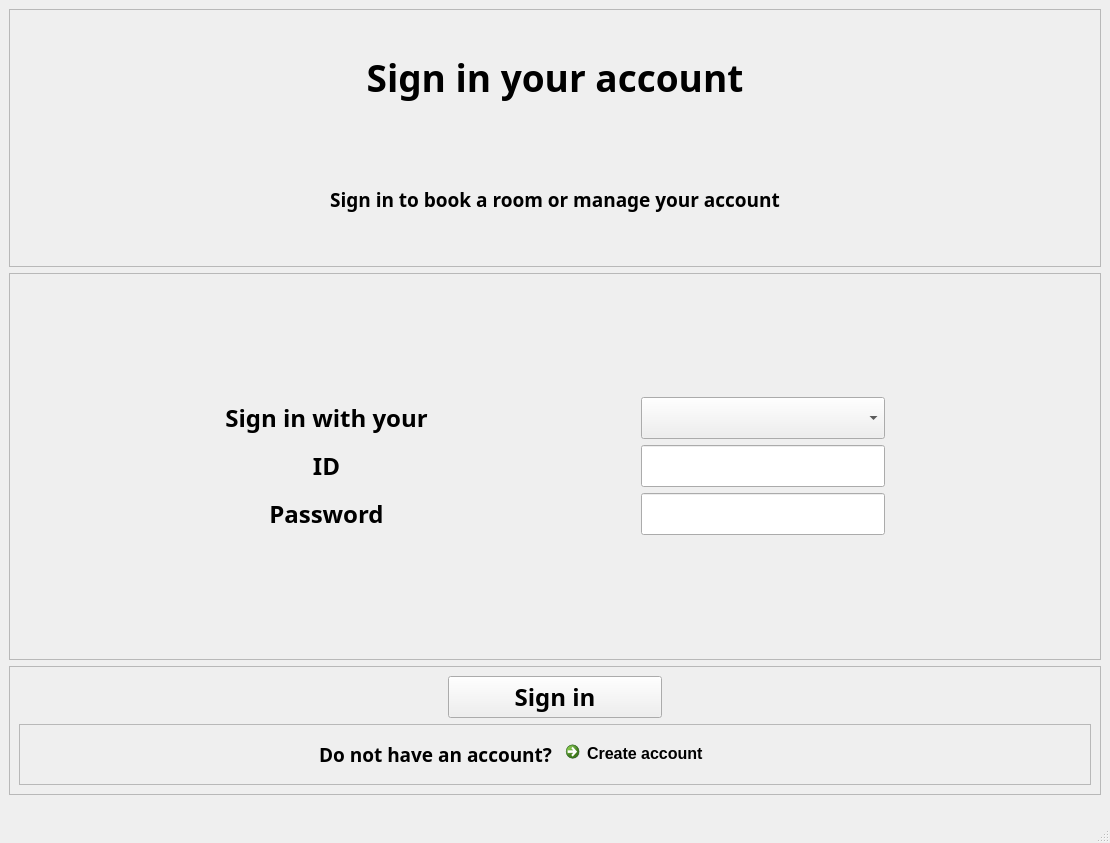
The window that QT_test2/spacer_design_test_2.ui (SE-PROJ-MEMBER/SE-PROJ) describes before a commit, drawn with Qt 5.
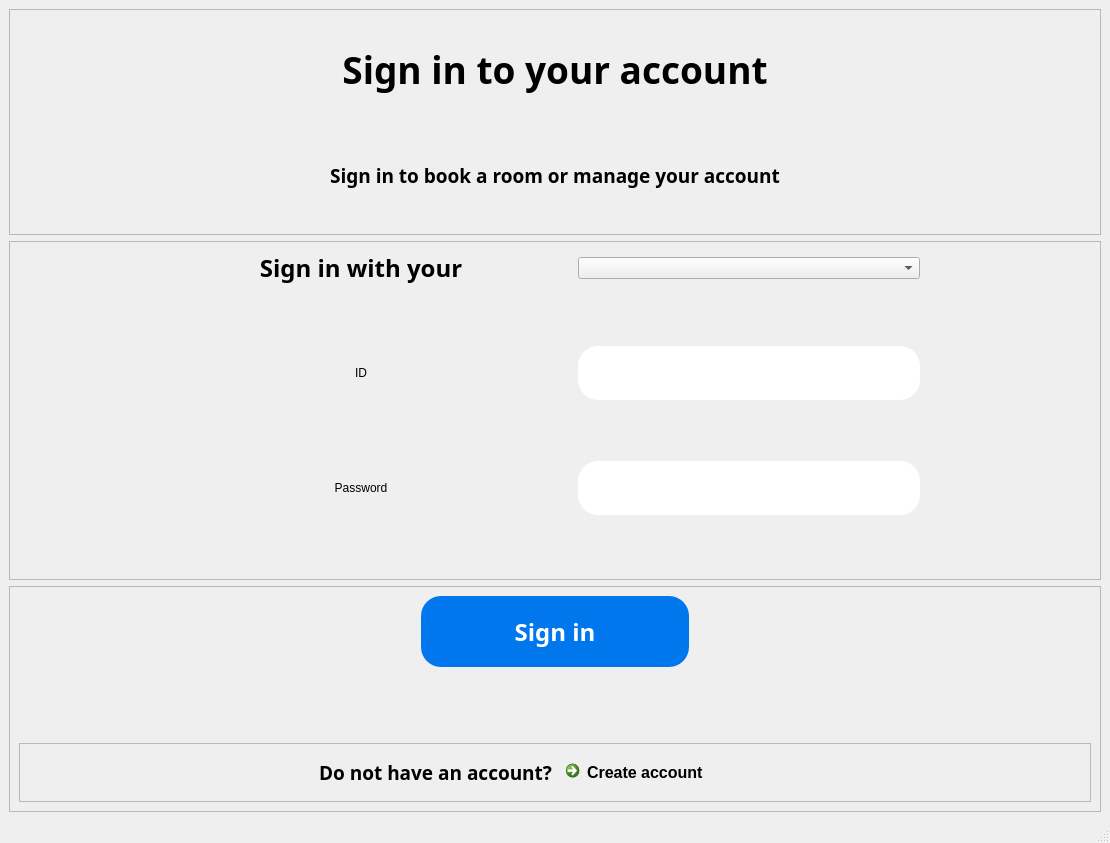
The same window after the commit.

Commit message: 部分组件美化

```diff
--- a/QT_test2/spacer_design_test_2.ui
+++ b/QT_test2/spacer_design_test_2.ui
@@ -21,10 +21,13 @@
   <property name="windowTitle">
    <string>MainWindow</string>
   </property>
+  <property name="styleSheet">
+   <string notr="true">QLineEdit{ border-radius:20px}</string>
+  </property>
   <widget class="QWidget" name="centralwidget">
    <layout class="QVBoxLayout" name="verticalLayout_2">
     <item>
-     <layout class="QVBoxLayout" name="verticalLayout" stretch="2,3,1">
+     <layout class="QVBoxLayout" name="verticalLayout" stretch="2,3,2">
       <item>
        <widget class="QFrame" name="frame">
         <property name="frameShape">
@@ -47,7 +50,7 @@
               </font>
              </property>
              <property name="text">
-              <string>Sign in your account</string>
+              <string>Sign in to your account</string>
              </property>
              <property name="alignment">
               <set>Qt::AlignCenter</set>
@@ -87,10 +90,62 @@
         </property>
         <layout class="QGridLayout" name="gridLayout_4">
          <item row="0" column="0">
-          <layout class="QGridLayout" name="gridLayout_3">
+          <layout class="QGridLayout" name="gridLayout_3" columnstretch="2,4,0,4,2">
            <item row="0" column="3">
             <widget class="QComboBox" name="comboBox"/>
            </item>
+           <item row="2" column="3">
+            <widget class="QLineEdit" name="lineEdit">
+             <property name="sizePolicy">
+              <sizepolicy hsizetype="Expanding" vsizetype="Expanding">
+               <horstretch>0</horstretch>
+               <verstretch>0</verstretch>
+              </sizepolicy>
+             </property>
+             <property name="styleSheet">
+              <string notr="true">QLineEdit{ border-radius:20px}</string>
+             </property>
+            </widget>
+           </item>
+           <item row="0" column="0">
+            <spacer name="horizontalSpacer_2">
+             <property name="orientation">
+              <enum>Qt::Horizontal</enum>
+             </property>
+             <property name="sizeHint" stdset="0">
+              <size>
+               <width>40</width>
+               <height>20</height>
+              </size>
+             </property>
+            </spacer>
+           </item>
+           <item row="3" column="3">
+            <spacer name="verticalSpacer_2">
+             <property name="orientation">
+              <enum>Qt::Vertical</enum>
+             </property>
+             <property name="sizeHint" stdset="0">
+              <size>
+               <width>20</width>
+               <height>40</height>
+              </size>
+             </property>
+            </spacer>
+           </item>
+           <item row="5" column="3">
+            <spacer name="verticalSpacer_3">
+             <property name="orientation">
+              <enum>Qt::Vertical</enum>
+             </property>
+             <property name="sizeHint" stdset="0">
+              <size>
+               <width>20</width>
+               <height>40</height>
+              </size>
+             </property>
+            </spacer>
+           </item>
            <item row="0" column="2">
             <spacer name="horizontalSpacer">
              <property name="orientation">
@@ -104,20 +159,7 @@
              </property>
             </spacer>
            </item>
-           <item row="0" column="4">
-            <spacer name="horizontalSpacer_3">
-             <property name="orientation">
-              <enum>Qt::Horizontal</enum>
-             </property>
-             <property name="sizeHint" stdset="0">
-              <size>
-               <width>40</width>
-               <height>20</height>
-              </size>
-             </property>
-            </spacer>
-           </item>
-           <item row="1" column="1">
+           <item row="2" column="1">
             <widget class="QLabel" name="label_4">
              <property name="text">
               <string>ID</string>
@@ -127,41 +169,7 @@
              </property>
             </widget>
            </item>
-           <item row="0" column="0">
-            <spacer name="horizontalSpacer_2">
-             <property name="orientation">
-              <enum>Qt::Horizontal</enum>
-             </property>
-             <property name="sizeHint" stdset="0">
-              <size>
-               <width>40</width>
-               <height>20</height>
-              </size>
-             </property>
-            </spacer>
-           </item>
-           <item row="1" column="3">
-            <widget class="QLineEdit" name="lineEdit"/>
-           </item>
-           <item row="0" column="1">
-            <widget class="QLabel" name="label_3">
-             <property name="font">
-              <font>
-               <family>Bahnschrift SemiBold</family>
-               <pointsize>18</pointsize>
-               <weight>75</weight>
-               <bold>true</bold>
-              </font>
-             </property>
-             <property name="text">
-              <string>Sign in with your</string>
-             </property>
-             <property name="alignment">
-              <set>Qt::AlignCenter</set>
-             </property>
-            </widget>
-           </item>
-           <item row="2" column="1">
+           <item row="4" column="1">
             <widget class="QLabel" name="label_5">
              <property name="text">
               <string>Password</string>
@@ -171,8 +179,62 @@
              </property>
             </widget>
            </item>
-           <item row="2" column="3">
-            <widget class="QLineEdit" name="lineEdit_2"/>
+           <item row="0" column="1">
+            <widget class="QLabel" name="label_3">
+             <property name="font">
+              <font>
+               <family>Bahnschrift SemiBold</family>
+               <pointsize>18</pointsize>
+               <weight>75</weight>
+               <bold>true</bold>
+              </font>
+             </property>
+             <property name="text">
+              <string>Sign in with your</string>
+             </property>
+             <property name="alignment">
+              <set>Qt::AlignCenter</set>
+             </property>
+            </widget>
+           </item>
+           <item row="0" column="4">
+            <spacer name="horizontalSpacer_3">
+             <property name="orientation">
+              <enum>Qt::Horizontal</enum>
+             </property>
+             <property name="sizeHint" stdset="0">
+              <size>
+               <width>40</width>
+               <height>20</height>
+              </size>
+             </property>
+            </spacer>
+           </item>
+           <item row="4" column="3">
+            <widget class="QLineEdit" name="lineEdit_2">
+             <property name="sizePolicy">
+              <sizepolicy hsizetype="Expanding" vsizetype="Expanding">
+               <horstretch>0</horstretch>
+               <verstretch>0</verstretch>
+              </sizepolicy>
+             </property>
+             <property name="styleSheet">
+              <string notr="true">QLineEdit{ border-radius:20px}</string>
+             </property>
+            </widget>
+           </item>
+           <item row="1" column="3">
+            <spacer name="verticalSpacer_4">
+             <property name="orientation">
+              <enum>Qt::Vertical</enum>
+             </property>
+             <property name="sizeHint" stdset="0">
+              <size>
+               <width>20</width>
+               <height>40</height>
+              </size>
+             </property>
+            </spacer>
            </item>
           </layout>
          </item>
@@ -181,44 +243,80 @@
       </item>
       <item>
        <widget class="QFrame" name="frame_2">
+        <property name="sizePolicy">
+         <sizepolicy hsizetype="Preferred" vsizetype="Expanding">
+          <horstretch>0</horstretch>
+          <verstretch>0</verstretch>
+         </sizepolicy>
+        </property>
         <property name="frameShape">
          <enum>QFrame::StyledPanel</enum>
         </property>
         <property name="frameShadow">
          <enum>QFrame::Raised</enum>
         </property>
-        <layout class="QGridLayout" name="gridLayout_7" rowminimumheight="5,1">
+        <layout class="QGridLayout" name="gridLayout_7" rowminimumheight="0,0">
          <item row="0" column="0">
-          <layout class="QGridLayout" name="gridLayout_6" columnstretch="2,1,2">
+          <layout class="QGridLayout" name="gridLayout_6" columnstretch="3,2,3">
+           <item row="0" column="2">
+            <spacer name="horizontalSpacer_5">
+             <property name="orientation">
+              <enum>Qt::Horizontal</enum>
+             </property>
+             <property name="sizeHint" stdset="0">
+              <size>
+               <width>40</width>
+               <height>20</height>
+              </size>
+             </property>
+            </spacer>
+           </item>
+           <item row="0" column="0">
+            <spacer name="horizontalSpacer_4">
+             <property name="orientation">
+              <enum>Qt::Horizontal</enum>
+             </property>
+             <property name="sizeHint" stdset="0">
+              <size>
+               <width>40</width>
+               <height>20</height>
+              </size>
+             </property>
+            </spacer>
+           </item>
            <item row="0" column="1">
             <widget class="QPushButton" name="pushButton">
+             <property name="sizePolicy">
+              <sizepolicy hsizetype="Minimum" vsizetype="Expanding">
+               <horstretch>0</horstretch>
+               <verstretch>0</verstretch>
+              </sizepolicy>
+             </property>
+             <property name="font">
+              <font>
+               <family>Bahnschrift SemiBold</family>
+               <pointsize>18</pointsize>
+               <weight>75</weight>
+               <bold>true</bold>
+              </font>
+             </property>
+             <property name="styleSheet">
+              <string notr="true">QPushButton{background-color: rgb(0,119,237); border-radius:20px; color:rgb(255,255,255);}</string>
+             </property>
              <property name="text">
               <string>Sign in</string>
              </property>
             </widget>
            </item>
-           <item row="0" column="0">
-            <spacer name="horizontalSpacer_4">
+           <item row="1" column="1">
+            <spacer name="verticalSpacer">
              <property name="orientation">
-              <enum>Qt::Horizontal</enum>
+              <enum>Qt::Vertical</enum>
              </property>
              <property name="sizeHint" stdset="0">
               <size>
-               <width>40</width>
-               <height>20</height>
-              </size>
-             </property>
-            </spacer>
-           </item>
-           <item row="0" column="2">
-            <spacer name="horizontalSpacer_5">
-             <property name="orientation">
-              <enum>Qt::Horizontal</enum>
-             </property>
-             <property name="sizeHint" stdset="0">
-              <size>
-               <width>40</width>
-               <height>20</height>
+               <width>20</width>
+               <height>40</height>
               </size>
              </property>
             </spacer>
```
